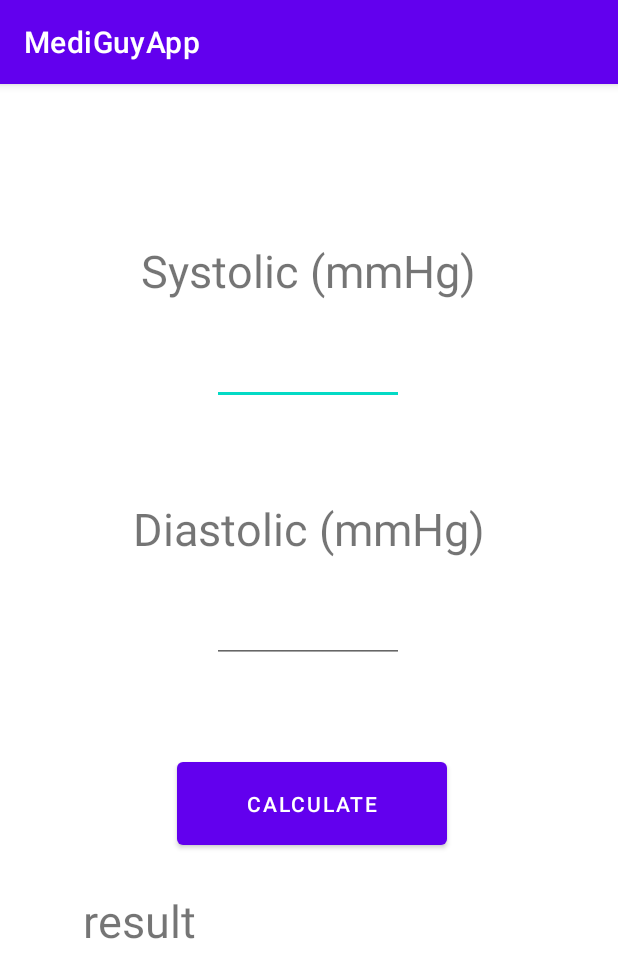
After one commit to chrisjblu/MediGuyApp, an Android app: the BloodPressureActivity screen opened directly, with no data from a screen before it, on a phone screen of 412 x 824 dp. The commit adds this screen. Shown: the top 978 px of the screen. Run offline under Robolectric (Android 15) with nearby library versions, the phone set to English and light mode, and no system bars.

Commit message:
Design changes, adding bp feature

```diff
--- /dev/null
+++ b/app/src/main/java/com/example/mediguyapp/BloodPressureActivity.java
@@ -0,0 +1,67 @@
+package com.example.mediguyapp;
+
+import androidx.appcompat.app.AppCompatActivity;
+
+import android.os.Bundle;
+import android.view.View;
+import android.widget.Button;
+import android.widget.EditText;
+import android.widget.TextView;
+
+public class BloodPressureActivity extends AppCompatActivity {
+    EditText sys, dia;
+    TextView result;
+    String cal, bpresult;
+    Button calbtn;
+
+    @Override
+    protected void onCreate(Bundle savedInstanceState) {
+        super.onCreate(savedInstanceState);
+        setContentView(R.layout.activity_blood_pressure);
+
+        sys = findViewById(R.id.sys);
+        dia = findViewById(R.id.dia);
+        result = findViewById(R.id.bpresult);
+        calbtn = findViewById(R.id.calbtn);
+
+        calbtn.setOnClickListener(new View.OnClickListener() {
+            @Override
+            public void onClick(View v) {
+                Integer S1 = Integer.parseInt(String.valueOf(sys.getText()));
+                Integer S2 = Integer.parseInt(String.valueOf(dia.getText()));
+
+
+               if(S1 <= 120 && S2 <= 80){
+                   bpresult = "Your Blood Pressure is normal";
+
+               }
+               else if (S1 >= 120 && S1 <= 129 && S2 <= 80){
+                   bpresult = "You have elevated blood pressure";
+
+               }
+               else if ( S1 >= 130 && S1 <= 139 & S2 >= 80 && S2 <= 89){
+                   bpresult = "You have HyperTension Stage 1";
+               }
+               else if ( S1 >= 140 && S1 <= 159 && S2 >= 90 && S2 <= 99){
+                   bpresult = "You have Hyper Tension Stage 2";
+               }
+               else if ( S1 > 180 && S2 > 120){
+                   bpresult = "HypterTension Crisis";
+               }
+               else {
+                   bpresult = "Urgent care required";
+               }
+
+               cal = bpresult;
+
+               result.setText(cal);
+
+            }
+        });
+
+    }
+
+
+
+
+}
--- a/app/src/main/java/com/example/mediguyapp/MainActivity.java
+++ b/app/src/main/java/com/example/mediguyapp/MainActivity.java
@@ -52,6 +52,9 @@ public class MainActivity extends AppCompatActivity {
     protected void onCreate(Bundle savedInstanceState) {
         super.onCreate(savedInstanceState);
         setContentView(R.layout.activity_main);
+
+        getSupportActionBar().hide();
+
 
         firebaseAuth = FirebaseAuth.getInstance();
 
--- a/app/src/main/java/com/example/mediguyapp/RegisterActivity.java
+++ b/app/src/main/java/com/example/mediguyapp/RegisterActivity.java
@@ -52,6 +52,9 @@ public class RegisterActivity extends AppCompatActivity {
     protected void onCreate(Bundle savedInstanceState) {
         super.onCreate(savedInstanceState);
         setContentView(R.layout.activity_register);
+
+        getSupportActionBar().hide();
+
 
         firebaseAuth = FirebaseAuth.getInstance();
 
--- /dev/null
+++ b/app/src/main/res/layout/activity_blood_pressure.xml
@@ -0,0 +1,93 @@
+<?xml version="1.0" encoding="utf-8"?>
+<androidx.constraintlayout.widget.ConstraintLayout xmlns:android="http://schemas.android.com/apk/res/android"
+    xmlns:app="http://schemas.android.com/apk/res-auto"
+    xmlns:tools="http://schemas.android.com/tools"
+    android:layout_width="match_parent"
+    android:layout_height="match_parent"
+    tools:context=".BloodPressureActivity">
+
+    <TextView
+        android:id="@+id/textView"
+        android:layout_width="wrap_content"
+        android:layout_height="wrap_content"
+        android:layout_marginTop="104dp"
+        android:text="Systolic (mmHg)"
+        android:textSize="30sp"
+        app:layout_constraintEnd_toEndOf="parent"
+        app:layout_constraintHorizontal_bias="0.497"
+        app:layout_constraintStart_toStartOf="parent"
+        app:layout_constraintTop_toTopOf="parent">
+
+    </TextView>
+
+    <EditText
+        android:id="@+id/sys"
+        android:layout_width="wrap_content"
+        android:layout_height="wrap_content"
+        android:layout_marginTop="24dp"
+        android:ems="6"
+        android:textAlignment="center"
+        app:layout_constraintEnd_toEndOf="parent"
+        app:layout_constraintHorizontal_bias="0.498"
+        app:layout_constraintStart_toStartOf="parent"
+        app:layout_constraintTop_toBottomOf="@+id/textView">
+
+    </EditText>
+
+    <TextView
+        android:id="@+id/textView2"
+        android:layout_width="wrap_content"
+        android:layout_height="wrap_content"
+        android:layout_marginTop="276dp"
+        android:text="Diastolic (mmHg)"
+        android:textSize="30sp"
+        app:layout_constraintEnd_toEndOf="parent"
+        app:layout_constraintStart_toStartOf="parent"
+        app:layout_constraintTop_toTopOf="parent">
+
+    </TextView>
+
+    <EditText
+        android:id="@+id/dia"
+        android:layout_width="wrap_content"
+        android:layout_height="wrap_content"
+        android:layout_marginTop="24dp"
+        android:ems="6"
+        android:textAlignment="center"
+        app:layout_constraintEnd_toEndOf="parent"
+        app:layout_constraintHorizontal_bias="0.498"
+        app:layout_constraintStart_toStartOf="parent"
+        app:layout_constraintTop_toBottomOf="@+id/textView2">
+
+    </EditText>
+
+    <Button
+        android:id="@+id/calbtn"
+        android:layout_width="180dp"
+        android:layout_height="67dp"
+        android:layout_marginTop="60dp"
+        android:text="Calculate"
+        app:layout_constraintEnd_toEndOf="parent"
+        app:layout_constraintHorizontal_bias="0.508"
+        app:layout_constraintStart_toStartOf="parent"
+        app:layout_constraintTop_toBottomOf="@+id/dia"
+        >
+
+    </Button>
+
+    <TextView
+        android:id="@+id/bpresult"
+        android:layout_width="300dp"
+        android:layout_height="71dp"
+        android:layout_marginTop="24dp"
+        android:text="result"
+        android:textSize="30sp"
+        app:layout_constraintEnd_toEndOf="parent"
+        app:layout_constraintHorizontal_bias="0.495"
+        app:layout_constraintStart_toStartOf="parent"
+        app:layout_constraintTop_toBottomOf="@+id/calbtn">
+
+    </TextView>
+
+
+</androidx.constraintlayout.widget.ConstraintLayout>
--- a/app/src/main/res/layout/activity_dashboard.xml
+++ b/app/src/main/res/layout/activity_dashboard.xml
@@ -74,6 +74,7 @@
                         <ImageView
                             android:layout_width="match_parent"
                             android:layout_height="wrap_content"
+                            android:id="@+id/bp"
                             android:src="@drawable/ic_baseline_bloodtype_24"
                             />
                         <TextView
```
Also changed, not shown: app/src/main/AndroidManifest.xml (+7 -1 lines), app/src/main/java/com/example/mediguyapp/DashboardActivity.java (+10 -1 lines), app/src/main/java/com/example/mediguyapp/SplashActivity.java (added, +32 -0 lines), app/src/main/res/layout/activity_check_bmi.xml (+10 -13 lines), app/src/main/res/layout/activity_main.xml (+13 -0 lines), app/src/main/res/layout/activity_register.xml (+11 -0 lines), app/src/main/res/layout/activity_splash.xml (added, +21 -0 lines), app/src/main/res/drawable-v24/medilogo.png (added).
